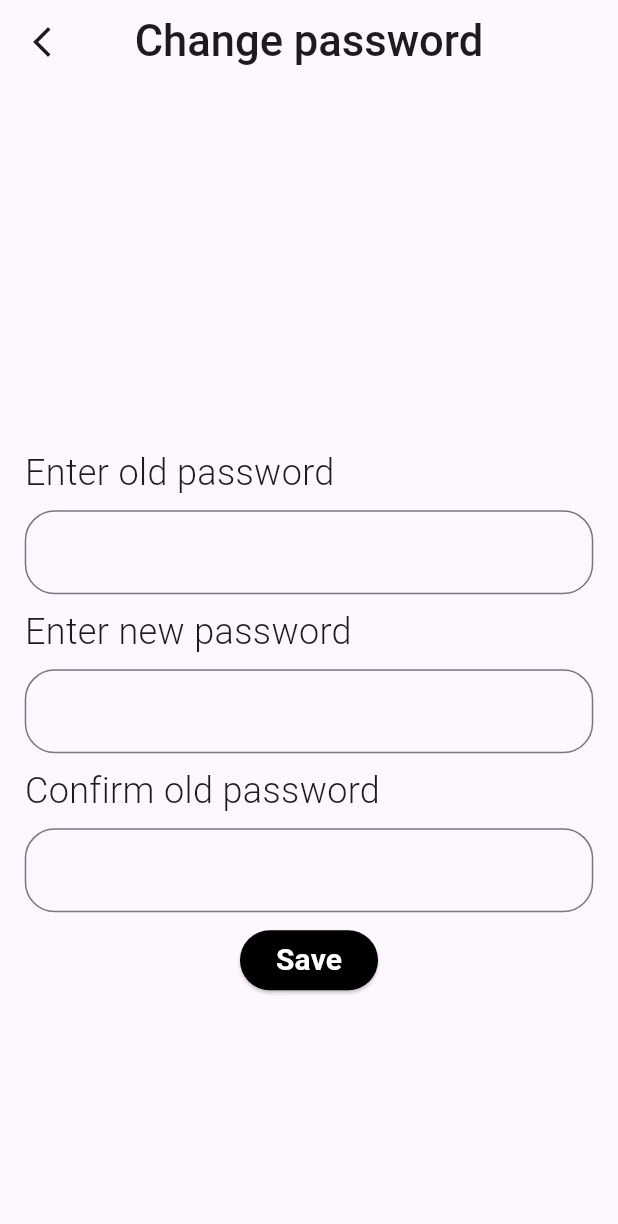
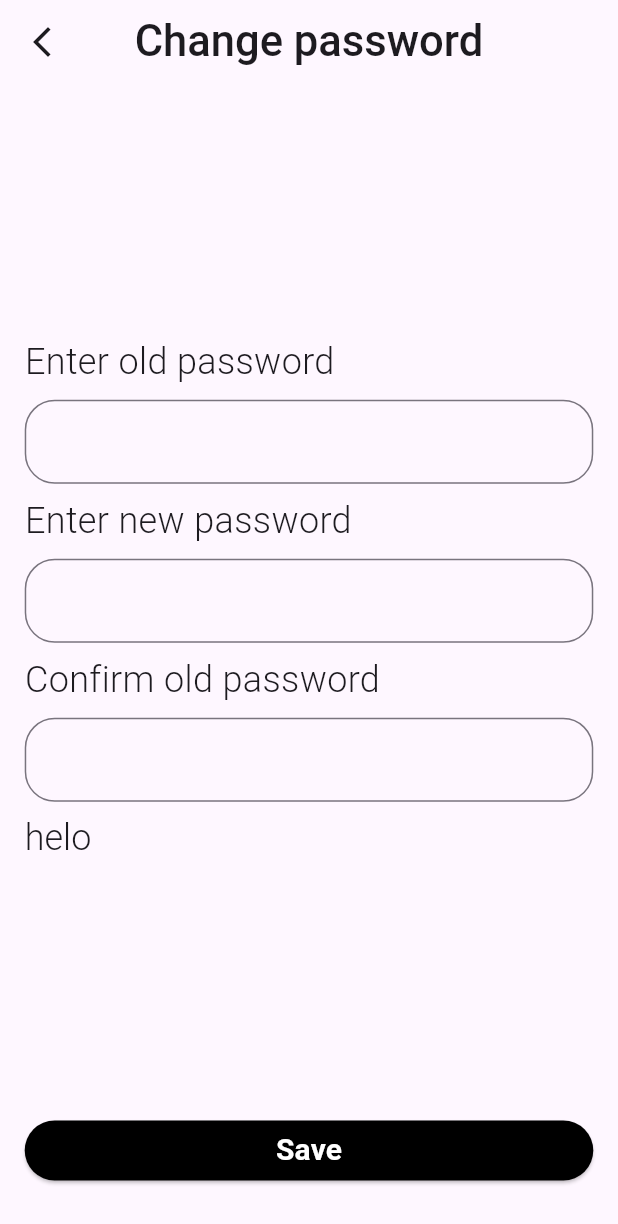
Before and after one commit to navaneeth0041/priyamvada_trial, a Flutter app: the screen it shows after launch, on a phone screen of 412 x 824 dp. Shown: the top 1224 px of the screen. Run offline on Flutter 3.47's test engine with Material 3 defaults, Android fonts, the light colour scheme and no system bars; Roboto replaces fonts that are missing (Nunito).

Commit message:
Adding change password page

```diff
--- a/t_1/lib/main.dart
+++ b/t_1/lib/main.dart
@@ -1,7 +1,8 @@
 import 'package:flutter/material.dart';
 import 'package:flutter/services.dart';
 import 'package:t_1/views/post_auth/change_password_view.dart';
-import 'package:t_1/views/pre_auth/onboarding_view.dart';
+// import 'package:t_1/views/pre_auth/onboarding_view.dart';
+import 'package:t_1/resources/theme.dart';
 
 void main() {
   runApp(const MyApp());
@@ -17,10 +18,7 @@ class MyApp extends StatelessWidget {
   Widget build(BuildContext context) {
     return MaterialApp(
       title: 'Flutter Demo',
-      theme: ThemeData(
-        colorScheme: ColorScheme.fromSeed(seedColor: Colors.deepPurple),
-        useMaterial3: true,
-      ),
+      theme: themeData,
       home:const ChangePassword(),
       debugShowCheckedModeBanner: false,
     );
--- /dev/null
+++ b/t_1/lib/resources/theme.dart
@@ -0,0 +1,7 @@
+import 'package:flutter/material.dart';
+final themeData=ThemeData(
+    primaryColor: Colors.black,
+    textTheme: const TextTheme(
+      headlineSmall: TextStyle(fontFamily: "Nunito",fontWeight: FontWeight.w300)
+    )
+  );
--- a/t_1/lib/views/post_auth/change_password_view.dart
+++ b/t_1/lib/views/post_auth/change_password_view.dart
@@ -1,4 +1,5 @@
 import 'package:flutter/material.dart';
+import 'package:flutter/widgets.dart';
 import 'package:t_1/widgets/pass_form_field.dart';
 import 'package:t_1/widgets/rounded_button.dart';
 
@@ -26,19 +27,22 @@ class ChangePassword extends StatelessWidget {
             mainAxisAlignment: MainAxisAlignment.center,
             crossAxisAlignment: CrossAxisAlignment.start,
             children: [
-            SizedBox(height: screenHieght /10,),
+              // SizedBox(height: screenHieght /10,),
               Text("Enter old password",style: passwordStyle,),
               const PassFormField(hintText: "", obscureText: true),
               Text("Enter new password",style: passwordStyle,),
               const PassFormField(hintText: "", obscureText: true),
               Text("Confirm old password",style: passwordStyle,),
               const PassFormField(hintText: "", obscureText: true),
-            const Align(
-              alignment: Alignment.bottomCenter,
-              child: CircularButton(text: "Save"),
-            )
+              Text("helo",style: Theme.of(context).textTheme.headlineSmall,)
             ],
           ),
+        ),
+        bottomNavigationBar:Padding(
+          padding: EdgeInsets.only(bottom: screenHieght / 25,left: screenWidth /25,right: screenWidth/25 ),
+          child:const SizedBox(
+                      width: double.infinity,
+                      child: CircularButton(text: "Save")),
         ),
     );
   }
```
Lines whose indentation alone changed are shown as unchanged.
